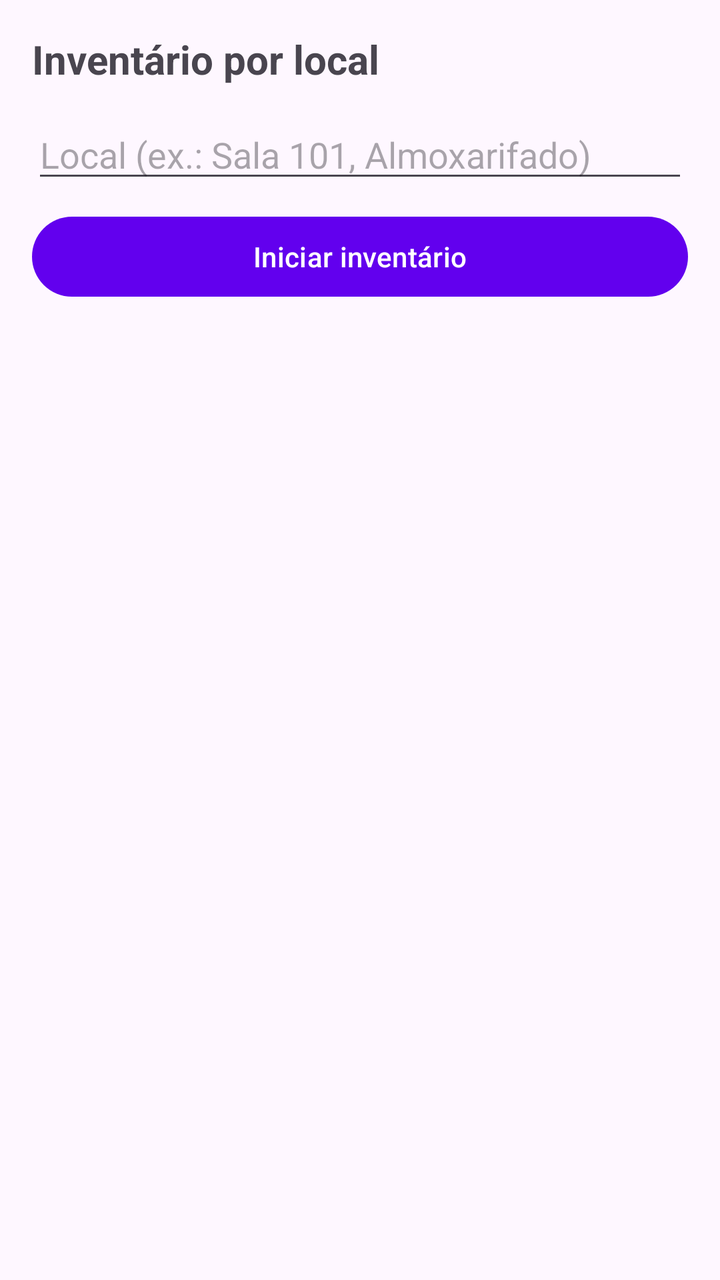
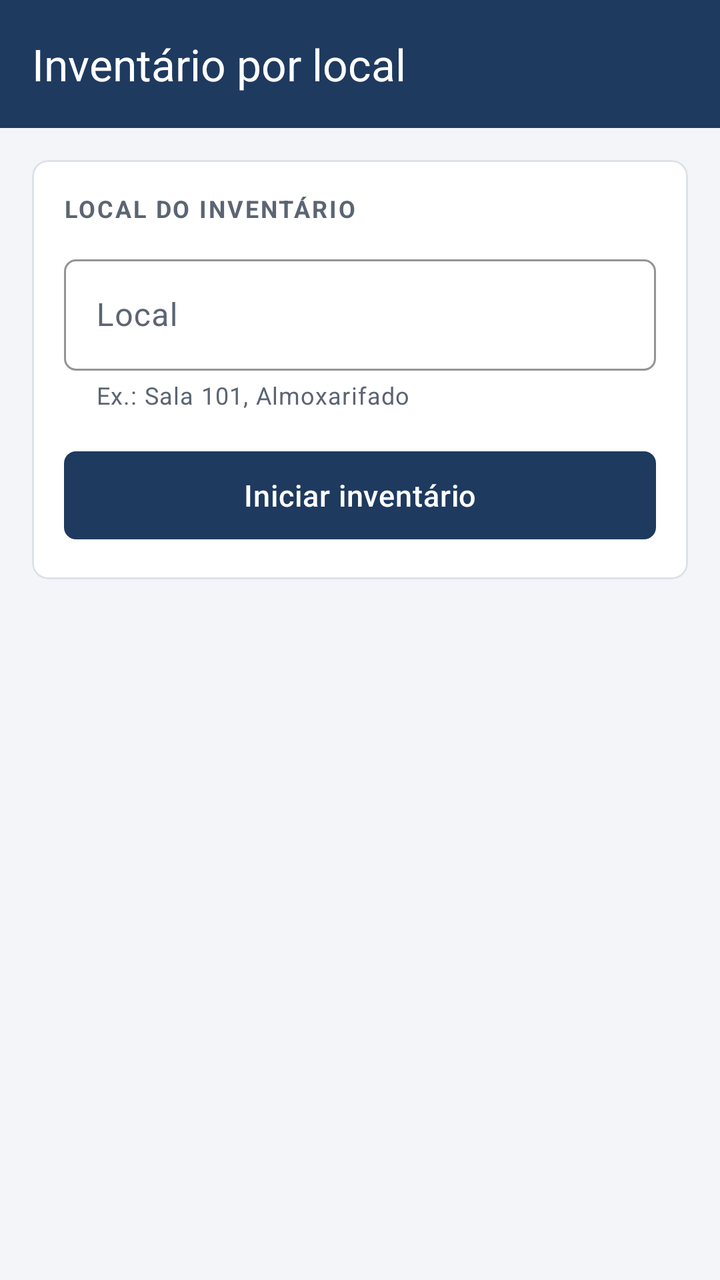

The first picture is an Android layout as it rendered before a commit; the second is the same layout after the commit. The layout source and the unified diff follow.
<!-- AndroidManifest.xml: application theme Theme.RFIDAndroid -->
<!-- res/layout/activity_inventario.xml -->
<LinearLayout xmlns:android="http://schemas.android.com/apk/res/android"
    android:orientation="vertical"
    android:padding="16dp"
    android:layout_width="match_parent"
    android:layout_height="match_parent">

    <TextView
        android:text="Inventário por local"
        android:textSize="20sp"
        android:textStyle="bold"
        android:layout_width="wrap_content"
        android:layout_height="wrap_content"/>

    
    <LinearLayout
        android:id="@+id/painelInicio"
        android:orientation="vertical"
        android:layout_width="match_parent"
        android:layout_height="wrap_content">

        <AutoCompleteTextView
            android:id="@+id/edtLocal"
            android:hint="Local (ex.: Sala 101, Almoxarifado)"
            android:inputType="textCapSentences"
            android:completionThreshold="1"
            android:layout_width="match_parent"
            android:layout_height="wrap_content"
            android:layout_marginTop="12dp"/>

        <Button
            android:id="@+id/btnIniciar"
            android:text="Iniciar inventário"
            android:layout_width="match_parent"
            android:layout_height="wrap_content"
            android:layout_marginTop="8dp"/>
    </LinearLayout>

    
    <LinearLayout
        android:id="@+id/painelAndamento"
        android:orientation="vertical"
        android:visibility="gone"
        android:layout_width="match_parent"
        android:layout_height="match_parent">

        <include
            layout="@layout/include_estado_leitor"
            android:layout_marginTop="12dp"
            android:layout_width="match_parent"
            android:layout_height="wrap_content"/>

        <TextView
            android:id="@+id/txtLocal"
            android:textSize="18sp"
            android:textStyle="bold"
            android:layout_marginTop="12dp"
            android:layout_width="wrap_content"
            android:layout_height="wrap_content"/>

        <TextView
            android:id="@+id/txtResumo"
            android:textSize="16sp"
            android:layout_marginTop="4dp"
            android:layout_width="wrap_content"
            android:layout_height="wrap_content"/>

        
        <TextView
            android:id="@+id/txtReferencia"
            android:textSize="13sp"
            android:textColor="#666666"
            android:layout_marginTop="2dp"
            android:layout_width="wrap_content"
            android:layout_height="wrap_content"/>

        <TextView
            android:id="@+id/txtStatus"
            android:text="Aperte o gatilho para ler as etiquetas do local"
            android:layout_marginTop="4dp"
            android:layout_width="wrap_content"
            android:layout_height="wrap_content"/>

        <Button
            android:id="@+id/btnFinalizar"
            android:text="Finalizar inventário"
            android:layout_width="match_parent"
            android:layout_height="wrap_content"
            android:layout_marginTop="8dp"/>

        
        <com.google.android.material.tabs.TabLayout
            android:id="@+id/tabsInventario"
            android:visibility="gone"
            android:layout_marginTop="8dp"
            android:layout_width="match_parent"
            android:layout_height="wrap_content"/>

        <androidx.recyclerview.widget.RecyclerView
            android:id="@+id/recyclerItens"
            android:layout_marginTop="8dp"
            android:layout_width="match_parent"
            android:layout_height="match_parent"/>
    </LinearLayout>

</LinearLayout>
<!-- res/layout/include_estado_leitor.xml (included above) -->
<?xml version="1.0" encoding="utf-8"?>
<LinearLayout xmlns:android="http://schemas.android.com/apk/res/android"
    android:id="@+id/painelEstadoLeitor"
    android:orientation="horizontal"
    android:gravity="center_vertical"
    android:paddingStart="8dp"
    android:paddingEnd="8dp"
    android:minHeight="36dp"
    android:layout_width="match_parent"
    android:layout_height="wrap_content">

    <TextView
        android:id="@+id/txtEstadoLeitor"
        android:textStyle="bold"
        android:layout_width="0dp"
        android:layout_weight="1"
        android:layout_height="wrap_content"/>

    <Button
        android:id="@+id/btnReconectarLeitor"
        style="@style/Widget.Material3.Button.TextButton"
        android:text="Reconectar"
        android:visibility="gone"
        android:layout_width="wrap_content"
        android:layout_height="wrap_content"/>
</LinearLayout>
<!-- resources referenced by this layout -->
<resources>
  <style name="Theme.RFIDAndroid" parent="Theme.Material3.DayNight.NoActionBar">
  
      
          <item name="colorPrimary">@color/purple_500</item>
          <item name="colorPrimaryVariant">@color/purple_700</item>
          <item name="colorOnPrimary">@color/white</item>
          
          <item name="colorSecondary">@color/teal_200</item>
          <item name="colorSecondaryVariant">@color/teal_700</item>
          <item name="colorOnSecondary">@color/black</item>
          
          <item name="android:statusBarColor">?attr/colorPrimaryVariant</item>
          
      </style>
  <color name="purple_500">#FF6200EE</color>
  <color name="purple_700">#FF3700B3</color>
  <color name="teal_200">#FF03DAC5</color>
  <color name="teal_700">#FF018786</color>
  <color name="black">#FF000000</color>
  <!-- unchanged entries left out for length: 1 -->
</resources>

<!-- the commit's change to res/layout/activity_inventario.xml (unified diff, before → after) -->
@@ -1,39 +1,60 @@
 <LinearLayout xmlns:android="http://schemas.android.com/apk/res/android"
+    xmlns:app="http://schemas.android.com/apk/res-auto"
     android:orientation="vertical"
-    android:padding="16dp"
+    android:background="@color/fundo"
     android:layout_width="match_parent"
     android:layout_height="match_parent">
 
-    <TextView
-        android:text="Inventário por local"
-        android:textSize="20sp"
-        android:textStyle="bold"
-        android:layout_width="wrap_content"
+    <com.google.android.material.appbar.MaterialToolbar
+        style="@style/Widget.RFID.Barra"
+        app:title="Inventário por local"
+        android:layout_width="match_parent"
         android:layout_height="wrap_content"/>
 
     
-    <LinearLayout
+    <com.google.android.material.card.MaterialCardView
         android:id="@+id/painelInicio"
-        android:orientation="vertical"
+        android:layout_margin="16dp"
         android:layout_width="match_parent"
         android:layout_height="wrap_content">
 
-        <AutoCompleteTextView
-            android:id="@+id/edtLocal"
-            android:hint="Local (ex.: Sala 101, Almoxarifado)"
-            android:inputType="textCapSentences"
-            android:completionThreshold="1"
+        <LinearLayout
+            android:orientation="vertical"
+            android:padding="16dp"
             android:layout_width="match_parent"
-            android:layout_height="wrap_content"
-            android:layout_marginTop="12dp"/>
+            android:layout_height="wrap_content">
 
-        <Button
-            android:id="@+id/btnIniciar"
-            android:text="Iniciar inventário"
-            android:layout_width="match_parent"
-            android:layout_height="wrap_content"
-            android:layout_marginTop="8dp"/>
-    </LinearLayout>
+            <TextView
+                android:text="Local do inventário"
+                android:textAppearance="@style/Texto.RFID.Secao"
+                android:layout_width="wrap_content"
+                android:layout_height="wrap_content"/>
+
+            
+            <com.google.android.material.textfield.TextInputLayout
+                style="@style/Widget.RFID.Campo.Lista"
+                android:hint="Local"
+                app:endIconMode="none"
+                app:helperText="Ex.: Sala 101, Almoxarifado"
+                android:layout_width="match_parent"
+                android:layout_height="wrap_content">
+
+                <com.google.android.material.textfield.MaterialAutoCompleteTextView
+                    android:id="@+id/edtLocal"
+                    android:inputType="textCapSentences"
+                    android:completionThreshold="1"
+                    android:layout_width="match_parent"
+                    android:layout_height="wrap_content"/>
+            </com.google.android.material.textfield.TextInputLayout>
+
+            <Button
+                android:id="@+id/btnIniciar"
+                android:text="Iniciar inventário"
+                android:layout_marginTop="16dp"
+                android:layout_width="match_parent"
+                android:layout_height="wrap_content"/>
+        </LinearLayout>
+    </com.google.android.material.card.MaterialCardView>
 
     
     <LinearLayout
@@ -45,63 +66,75 @@
 
         <include
             layout="@layout/include_estado_leitor"
-            android:layout_marginTop="12dp"
             android:layout_width="match_parent"
             android:layout_height="wrap_content"/>
 
-        <TextView
-            android:id="@+id/txtLocal"
-            android:textSize="18sp"
-            android:textStyle="bold"
-            android:layout_marginTop="12dp"
-            android:layout_width="wrap_content"
-            android:layout_height="wrap_content"/>
+        <LinearLayout
+            android:orientation="vertical"
+            android:background="@color/superficie"
+            android:padding="16dp"
+            android:layout_width="match_parent"
+            android:layout_height="wrap_content">
 
-        <TextView
-            android:id="@+id/txtResumo"
-            android:textSize="16sp"
-            android:layout_marginTop="4dp"
-            android:layout_width="wrap_content"
-            android:layout_height="wrap_content"/>
+            <TextView
+                android:id="@+id/txtLocal"
+                android:textColor="@color/marinho"
+                android:textSize="18sp"
+                android:textStyle="bold"
+                android:layout_width="wrap_content"
+                android:layout_height="wrap_content"/>
 
-        
-        <TextView
-            android:id="@+id/txtReferencia"
-            android:textSize="13sp"
-            android:textColor="#666666"
-            android:layout_marginTop="2dp"
-            android:layout_width="wrap_content"
-            android:layout_height="wrap_content"/>
+            <TextView
+                android:id="@+id/txtResumo"
+                android:textColor="@color/texto"
+                android:textSize="15sp"
+                android:layout_marginTop="4dp"
+                android:layout_width="wrap_content"
+                android:layout_height="wrap_content"/>
 
-        <TextView
-            android:id="@+id/txtStatus"
-            android:text="Aperte o gatilho para ler as etiquetas do local"
-            android:layout_marginTop="4dp"
-            android:layout_width="wrap_content"
-            android:layout_height="wrap_content"/>
+            <TextView
+                android:id="@+id/txtReferencia"
+                android:textAppearance="@style/Texto.RFID.Secundario"
+                android:layout_marginTop="2dp"
+                android:layout_width="wrap_content"
+                android:layout_height="wrap_content"/>
 
-        <Button
-            android:id="@+id/btnFinalizar"
-            android:text="Finalizar inventário"
+            <TextView
+                android:id="@+id/txtStatus"
+                android:text="Aperte o gatilho para ler as etiquetas do local"
+                android:textAppearance="@style/Texto.RFID.Secundario"
+                android:layout_marginTop="4dp"
+                android:layout_width="wrap_content"
+                android:layout_height="wrap_content"/>
+
+            <Button
+                android:id="@+id/btnFinalizar"
+                android:text="Finalizar inventário"
+                android:layout_marginTop="12dp"
+                android:layout_width="match_parent"
+                android:layout_height="wrap_content"/>
+        </LinearLayout>
+
+        <View
+            android:background="@color/borda"
             android:layout_width="match_parent"
-            android:layout_height="wrap_content"
-            android:layout_marginTop="8dp"/>
+            android:layout_height="1dp"/>
 
-        
         <com.google.android.material.tabs.TabLayout
             android:id="@+id/tabsInventario"
             android:visibility="gone"
-            android:layout_marginTop="8dp"
             android:layout_width="match_parent"
             android:layout_height="wrap_content"/>
 
         <androidx.recyclerview.widget.RecyclerView
             android:id="@+id/recyclerItens"
-            android:layout_marginTop="8dp"
+            android:paddingStart="12dp"
+            android:paddingEnd="12dp"
+            android:paddingTop="8dp"
+            android:clipToPadding="false"
             android:layout_width="match_parent"
             android:layout_height="match_parent"/>
     </LinearLayout>
-
 </LinearLayout>
 <!-- res/layout/include_estado_leitor.xml (included above) -->
 <?xml version="1.0" encoding="utf-8"?>
@@ -109,22 +142,31 @@
     android:id="@+id/painelEstadoLeitor"
     android:orientation="horizontal"
     android:gravity="center_vertical"
-    android:paddingStart="8dp"
+    android:paddingStart="16dp"
     android:paddingEnd="8dp"
-    android:minHeight="36dp"
+    android:minHeight="40dp"
     android:layout_width="match_parent"
     android:layout_height="wrap_content">
+
+    
+    <View
+        android:id="@+id/marcaEstadoLeitor"
+        android:background="@drawable/marca_estado"
+        android:layout_marginEnd="10dp"
+        android:layout_width="10dp"
+        android:layout_height="10dp"/>
 
     <TextView
         android:id="@+id/txtEstadoLeitor"
         android:textStyle="bold"
+        android:textSize="14sp"
         android:layout_width="0dp"
         android:layout_weight="1"
         android:layout_height="wrap_content"/>
 
     <Button
         android:id="@+id/btnReconectarLeitor"
-        style="@style/Widget.Material3.Button.TextButton"
+        style="@style/Widget.RFID.Botao.Texto"
         android:text="Reconectar"
         android:visibility="gone"
         android:layout_width="wrap_content"
<!-- resource entries referenced after the edit -->
@@ -1,24 +1,115 @@
 <!-- resources referenced by this layout -->
 <resources>
-  <style name="Theme.RFIDAndroid" parent="Theme.Material3.DayNight.NoActionBar">
+  <color name="borda">#FFDCE2EA</color>
+  <color name="fundo">#FFF3F5F8</color>
+  <color name="marinho">#FF1F3A5F</color>
+  <color name="superficie">#FFFFFFFF</color>
+  <color name="texto">#FF1C2530</color>
+  <!-- drawable marca_estado (drawable) -->
+  <?xml version="1.0" encoding="utf-8"?>
+  <shape xmlns:android="http://schemas.android.com/apk/res/android" android:shape="oval">
+      <solid android:color="@color/white"/>
+  </shape>
+  <style name="Texto.RFID.Secao" parent="">
+          <item name="android:textSize">12sp</item>
+          <item name="android:textStyle">bold</item>
+          <item name="android:textAllCaps">true</item>
+          <item name="android:letterSpacing">0.08</item>
+          <item name="android:textColor">@color/texto_secundario</item>
+      </style>
+  <style name="Texto.RFID.Secundario" parent="">
+          <item name="android:textSize">13sp</item>
+          <item name="android:textColor">@color/texto_secundario</item>
+      </style>
+  <style name="Widget.RFID.Barra" parent="Widget.Material3.Toolbar">
+          <item name="android:background">@color/marinho</item>
+          <item name="titleTextColor">@color/white</item>
+          <item name="subtitleTextColor">#CCFFFFFF</item>
+          <item name="android:minHeight">?attr/actionBarSize</item>
+          <item name="android:theme">@style/ThemeOverlay.Material3.Dark.ActionBar</item>
+      </style>
+  <style name="Widget.RFID.Botao.Texto" parent="Widget.Material3.Button.TextButton">
+          <item name="android:textColor">@color/azul</item>
+      </style>
+  <style name="Widget.RFID.Campo.Lista" parent="Widget.Material3.TextInputLayout.OutlinedBox.ExposedDropdownMenu">
+          <item name="shapeAppearance">@style/Forma.RFID.Pequena</item>
+          <item name="boxStrokeColor">@color/marinho</item>
+          <item name="hintTextColor">@color/marinho</item>
+          <item name="android:layout_marginTop">12dp</item>
+      </style>
+  <style name="Theme.RFIDAndroid" parent="Theme.Material3.Light.NoActionBar">
+          <item name="colorPrimary">@color/marinho</item>
+          <item name="colorOnPrimary">@color/white</item>
+          <item name="colorPrimaryContainer">@color/azul_claro</item>
+          <item name="colorOnPrimaryContainer">@color/marinho_escuro</item>
+          <item name="colorSecondary">@color/azul</item>
+          <item name="colorOnSecondary">@color/white</item>
+          <item name="colorSecondaryContainer">@color/azul_claro</item>
+          <item name="colorOnSecondaryContainer">@color/marinho_escuro</item>
+          <item name="colorError">@color/erro</item>
+          <item name="colorOutline">@color/borda</item>
+          <item name="colorOutlineVariant">@color/borda</item>
+          <item name="colorSurface">@color/superficie</item>
+          <item name="colorOnSurface">@color/texto</item>
+          <item name="colorOnSurfaceVariant">@color/texto_secundario</item>
+          <item name="colorSurfaceContainerHighest">@color/superficie</item>
+          <item name="android:colorBackground">@color/fundo</item>
+          <item name="android:textColorPrimary">@color/texto</item>
+          <item name="android:textColorSecondary">@color/texto_secundario</item>
   
-      
-          <item name="colorPrimary">@color/purple_500</item>
-          <item name="colorPrimaryVariant">@color/purple_700</item>
-          <item name="colorOnPrimary">@color/white</item>
-          
-          <item name="colorSecondary">@color/teal_200</item>
-          <item name="colorSecondaryVariant">@color/teal_700</item>
-          <item name="colorOnSecondary">@color/black</item>
-          
-          <item name="android:statusBarColor">?attr/colorPrimaryVariant</item>
-          
+          <item name="android:statusBarColor">@color/marinho_escuro</item>
+          <item name="android:windowLightStatusBar">false</item>
+          <item name="android:navigationBarColor">@color/marinho_escuro</item>
+  
+          <item name="materialButtonStyle">@style/Widget.RFID.Botao</item>
+          <item name="materialButtonOutlinedStyle">@style/Widget.RFID.Botao.Contorno</item>
+          <item name="textInputStyle">@style/Widget.RFID.Campo</item>
+          <item name="materialCardViewStyle">@style/Widget.RFID.Cartao</item>
+          <item name="tabStyle">@style/Widget.RFID.Abas</item>
+          <item name="checkboxStyle">@style/Widget.Material3.CompoundButton.CheckBox</item>
       </style>
-  <color name="purple_500">#FF6200EE</color>
-  <color name="purple_700">#FF3700B3</color>
-  <color name="teal_200">#FF03DAC5</color>
-  <color name="teal_700">#FF018786</color>
-  <color name="black">#FF000000</color>
+  <color name="texto_secundario">#FF5B6573</color>
+  <color name="azul">#FF2E6DA4</color>
+  <style name="Forma.RFID.Pequena" parent="">
+          <item name="cornerFamily">rounded</item>
+          <item name="cornerSize">6dp</item>
+      </style>
+  <color name="azul_claro">#FFE3ECF6</color>
+  <color name="marinho_escuro">#FF152A45</color>
+  <color name="erro">#FFC62828</color>
+  <style name="Widget.RFID.Botao" parent="Widget.Material3.Button">
+          <item name="shapeAppearance">@style/Forma.RFID.Pequena</item>
+          <item name="android:minHeight">52dp</item>
+          <item name="android:textSize">15sp</item>
+          <item name="android:letterSpacing">0.02</item>
+      </style>
+  <style name="Widget.RFID.Botao.Contorno" parent="Widget.Material3.Button.OutlinedButton">
+          <item name="shapeAppearance">@style/Forma.RFID.Pequena</item>
+          <item name="android:minHeight">52dp</item>
+          <item name="android:textSize">15sp</item>
+          <item name="strokeColor">@color/marinho</item>
+      </style>
+  <style name="Widget.RFID.Campo" parent="Widget.Material3.TextInputLayout.OutlinedBox">
+          <item name="shapeAppearance">@style/Forma.RFID.Pequena</item>
+          <item name="boxStrokeColor">@color/marinho</item>
+          <item name="hintTextColor">@color/marinho</item>
+          <item name="android:layout_marginTop">12dp</item>
+      </style>
+  <style name="Widget.RFID.Cartao" parent="Widget.Material3.CardView.Outlined">
+          <item name="cardBackgroundColor">@color/superficie</item>
+          <item name="strokeColor">@color/borda</item>
+          <item name="cardCornerRadius">8dp</item>
+          <item name="cardElevation">0dp</item>
+      </style>
+  <style name="Widget.RFID.Abas" parent="Widget.Material3.TabLayout">
+          <item name="android:background">@color/superficie</item>
+          <item name="tabIndicatorColor">@color/marinho</item>
+          <item name="tabSelectedTextColor">@color/marinho</item>
+          <item name="tabTextColor">@color/texto_secundario</item>
+          <item name="tabIndicatorFullWidth">true</item>
+          <item name="tabGravity">fill</item>
+          <item name="tabMode">fixed</item>
+      </style>
   <!-- unchanged entries left out for length: 1 -->
 </resources>
 
